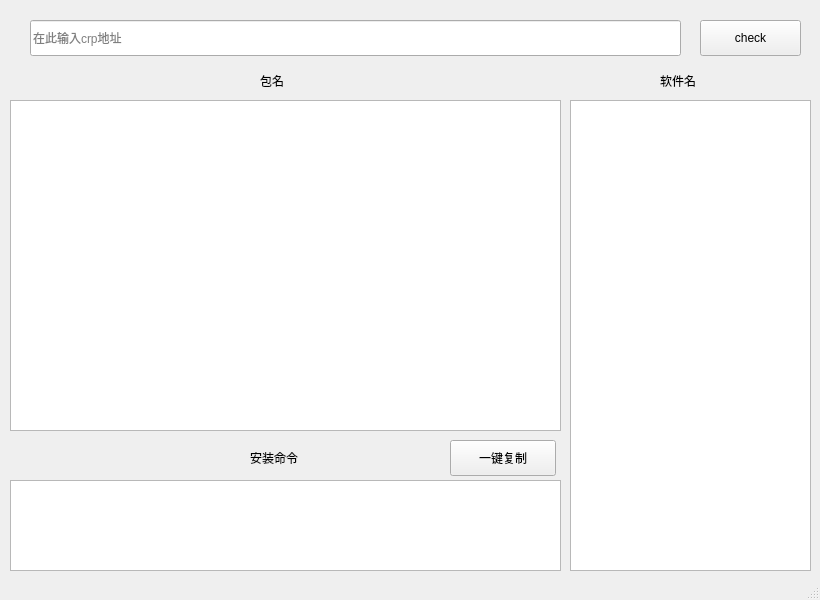
Qt form mainwindow.ui (gaozw1/deb_tools) before a commit.
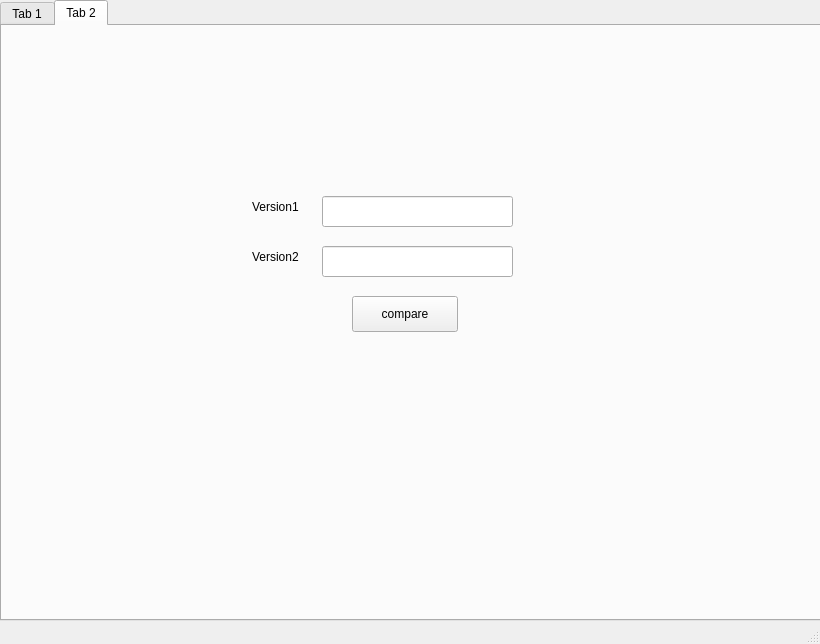
The same form after that commit.

```diff
--- a/mainwindow.ui
+++ b/mainwindow.ui
@@ -7,7 +7,7 @@
     <x>0</x>
     <y>0</y>
     <width>820</width>
-    <height>600</height>
+    <height>644</height>
    </rect>
   </property>
   <property name="minimumSize">
@@ -18,19 +18,100 @@
   </property>
   <property name="maximumSize">
    <size>
-    <width>820</width>
-    <height>600</height>
+    <width>8200</width>
+    <height>6000</height>
    </size>
   </property>
   <property name="windowTitle">
    <string>deb-check</string>
   </property>
   <widget class="QWidget" name="centralWidget">
+   <widget class="QTabWidget" name="tabWidget">
+    <property name="geometry">
+     <rect>
+      <x>0</x>
+      <y>0</y>
+      <width>831</width>
+      <height>621</height>
+     </rect>
+    </property>
+    <property name="currentIndex">
+     <number>1</number>
+    </property>
+    <widget class="QWidget" name="check">
+     <attribute name="title">
+      <string>Tab 1</string>
+     </attribute>
+     <widget class="QTextEdit" name="text_name">
+      <property name="geometry">
+       <rect>
+        <x>570</x>
+        <y>90</y>
+        <width>241</width>
+        <height>471</height>
+       </rect>
+      </property>
+      <property name="readOnly">
+       <bool>true</bool>
+      </property>
+     </widget>
+     <widget class="QTextEdit" name="textEdit">
+      <property name="geometry">
+       <rect>
+        <x>10</x>
+        <y>470</y>
+        <width>551</width>
+        <height>91</height>
+       </rect>
+      </property>
+      <property name="readOnly">
+       <bool>true</bool>
+      </property>
+     </widget>
+     <widget class="QTextEdit" name="text_fullPackageName">
+      <property name="geometry">
+       <rect>
+        <x>10</x>
+        <y>90</y>
+        <width>551</width>
+        <height>331</height>
+       </rect>
+      </property>
+      <property name="readOnly">
+       <bool>true</bool>
+      </property>
+     </widget>
+     <widget class="QPushButton" name="btn_copy">
+      <property name="geometry">
+       <rect>
+        <x>450</x>
+        <y>430</y>
+        <width>106</width>
+        <height>36</height>
+       </rect>
+      </property>
+      <property name="text">
+       <string>一键复制</string>
+      </property>
+     </widget>
+     <widget class="QLabel" name="label_2">
+      <property name="geometry">
+       <rect>
+        <x>660</x>
+        <y>60</y>
+        <width>63</width>
+        <height>22</height>
+       </rect>
+      </property>
+      <property name="text">
+       <string>软件名</string>
+      </property>
+     </widget>
    <widget class="QLineEdit" name="lineEdit">
     <property name="geometry">
      <rect>
       <x>30</x>
-      <y>20</y>
+        <y>10</y>
       <width>651</width>
       <height>36</height>
      </rect>
@@ -49,7 +130,7 @@
     <property name="geometry">
      <rect>
       <x>700</x>
-      <y>20</y>
+        <y>10</y>
       <width>101</width>
       <height>36</height>
      </rect>
@@ -58,50 +139,11 @@
      <string>check</string>
     </property>
    </widget>
-   <widget class="QTextEdit" name="text_fullPackageName">
-    <property name="geometry">
-     <rect>
-      <x>10</x>
-      <y>100</y>
-      <width>551</width>
-      <height>331</height>
-     </rect>
-    </property>
-    <property name="readOnly">
-     <bool>true</bool>
-    </property>
-   </widget>
-   <widget class="QTextEdit" name="text_name">
-    <property name="geometry">
-     <rect>
-      <x>570</x>
-      <y>100</y>
-      <width>241</width>
-      <height>471</height>
-     </rect>
-    </property>
-    <property name="readOnly">
-     <bool>true</bool>
-    </property>
-   </widget>
-   <widget class="QTextEdit" name="textEdit">
-    <property name="geometry">
-     <rect>
-      <x>10</x>
-      <y>480</y>
-      <width>551</width>
-      <height>91</height>
-     </rect>
-    </property>
-    <property name="readOnly">
-     <bool>true</bool>
-    </property>
-   </widget>
    <widget class="QLabel" name="label">
     <property name="geometry">
      <rect>
       <x>260</x>
-      <y>70</y>
+        <y>60</y>
       <width>63</width>
       <height>22</height>
      </rect>
@@ -110,24 +152,11 @@
      <string>包名</string>
     </property>
    </widget>
-   <widget class="QLabel" name="label_2">
-    <property name="geometry">
-     <rect>
-      <x>660</x>
-      <y>70</y>
-      <width>63</width>
-      <height>22</height>
-     </rect>
-    </property>
-    <property name="text">
-     <string>软件名</string>
-    </property>
-   </widget>
    <widget class="QLabel" name="label_3">
     <property name="geometry">
      <rect>
       <x>250</x>
-      <y>447</y>
+        <y>437</y>
       <width>63</width>
       <height>22</height>
      </rect>
@@ -136,18 +165,93 @@
      <string>安装命令</string>
     </property>
    </widget>
-   <widget class="QPushButton" name="btn_copy">
+    </widget>
+    <widget class="QWidget" name="compare">
+     <attribute name="title">
+      <string>Tab 2</string>
+     </attribute>
+     <widget class="QLabel" name="label_v2">
     <property name="geometry">
      <rect>
-      <x>450</x>
-      <y>440</y>
+        <x>250</x>
+        <y>220</y>
+        <width>63</width>
+        <height>22</height>
+       </rect>
+      </property>
+      <property name="text">
+       <string>Version2</string>
+      </property>
+     </widget>
+     <widget class="QLabel" name="label_msg">
+      <property name="geometry">
+       <rect>
+        <x>290</x>
+        <y>320</y>
+        <width>221</width>
+        <height>41</height>
+       </rect>
+      </property>
+      <property name="text">
+       <string/>
+      </property>
+      <property name="wordWrap">
+       <bool>true</bool>
+      </property>
+     </widget>
+     <widget class="QLineEdit" name="lineEdit_v1">
+      <property name="geometry">
+       <rect>
+        <x>320</x>
+        <y>170</y>
+        <width>191</width>
+        <height>31</height>
+       </rect>
+      </property>
+     </widget>
+     <widget class="QLabel" name="label_v1">
+      <property name="geometry">
+       <rect>
+        <x>250</x>
+        <y>170</y>
+        <width>63</width>
+        <height>22</height>
+       </rect>
+      </property>
+      <property name="text">
+       <string>Version1</string>
+      </property>
+     </widget>
+     <widget class="QLineEdit" name="lineEdit_v2">
+      <property name="geometry">
+       <rect>
+        <x>320</x>
+        <y>220</y>
+        <width>191</width>
+        <height>31</height>
+       </rect>
+      </property>
+     </widget>
+     <widget class="QPushButton" name="btn_compare">
+      <property name="geometry">
+       <rect>
+        <x>350</x>
+        <y>270</y>
       <width>106</width>
       <height>36</height>
      </rect>
     </property>
     <property name="text">
-     <string>一键复制</string>
-    </property>
+       <string>compare</string>
+      </property>
+      <property name="autoDefault">
+       <bool>false</bool>
+      </property>
+      <property name="default">
+       <bool>false</bool>
+      </property>
+     </widget>
+    </widget>
    </widget>
   </widget>
   <widget class="QStatusBar" name="statusBar"/>
```
Lines whose indentation alone changed are shown as unchanged.
